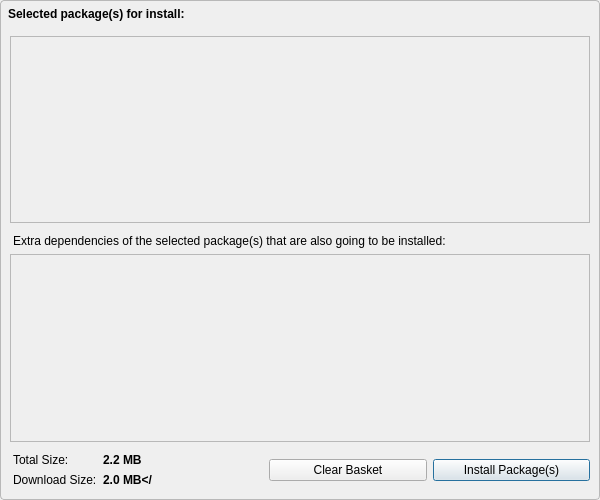
PisiLinuxNew/package-manager, file ui/basketdialog.ui: the form before one commit.
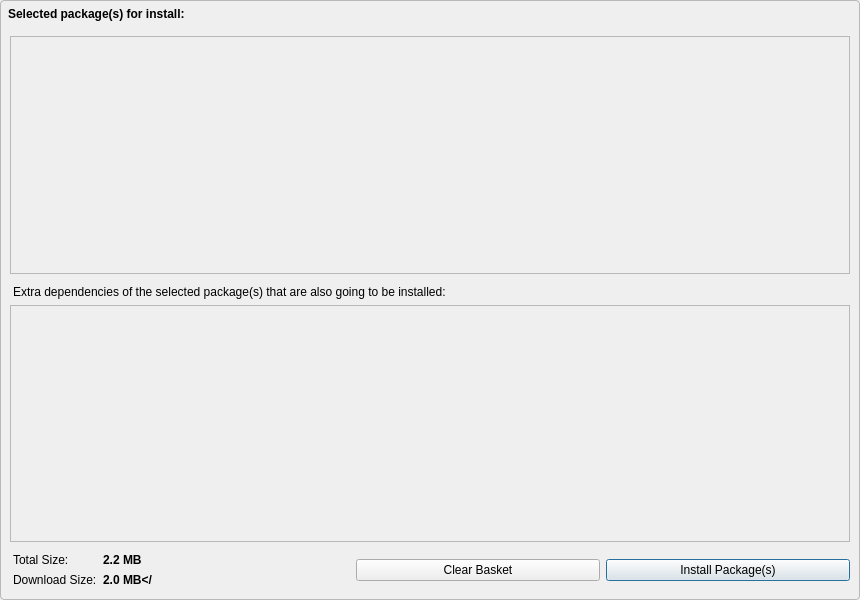
The form after the commit. Custom widgets are drawn as their Qt base class.

Patch:
```diff
--- a/ui/basketdialog.ui
+++ b/ui/basketdialog.ui
@@ -6,8 +6,8 @@
    <rect>
     <x>0</x>
     <y>0</y>
-    <width>600</width>
-    <height>500</height>
+    <width>860</width>
+    <height>600</height>
    </rect>
   </property>
   <property name="windowTitle">
```
